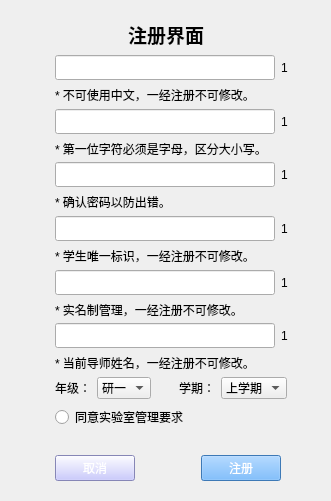
The window that FileManagement/Register.ui (hhyvs111/FileManagement) describes before a commit, drawn with Qt 5.
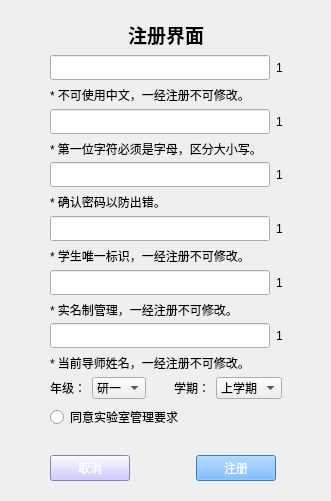
The same window after the commit.

Patch:
```diff
--- a/FileManagement/Register.ui
+++ b/FileManagement/Register.ui
@@ -15,13 +15,13 @@
   </property>
   <layout class="QVBoxLayout" name="verticalLayout">
    <property name="leftMargin">
-    <number>15</number>
+    <number>10</number>
    </property>
    <property name="topMargin">
     <number>20</number>
    </property>
    <property name="rightMargin">
-    <number>15</number>
+    <number>10</number>
    </property>
    <property name="bottomMargin">
     <number>20</number>
```
